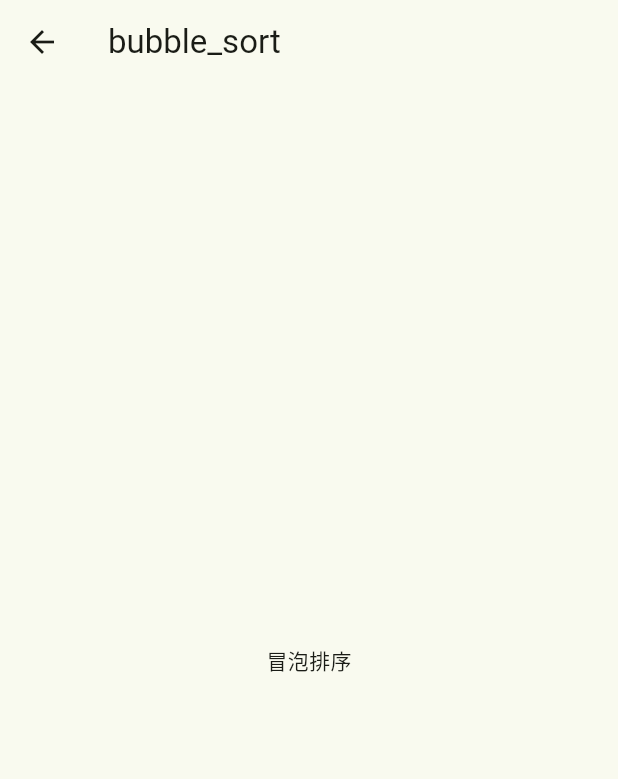
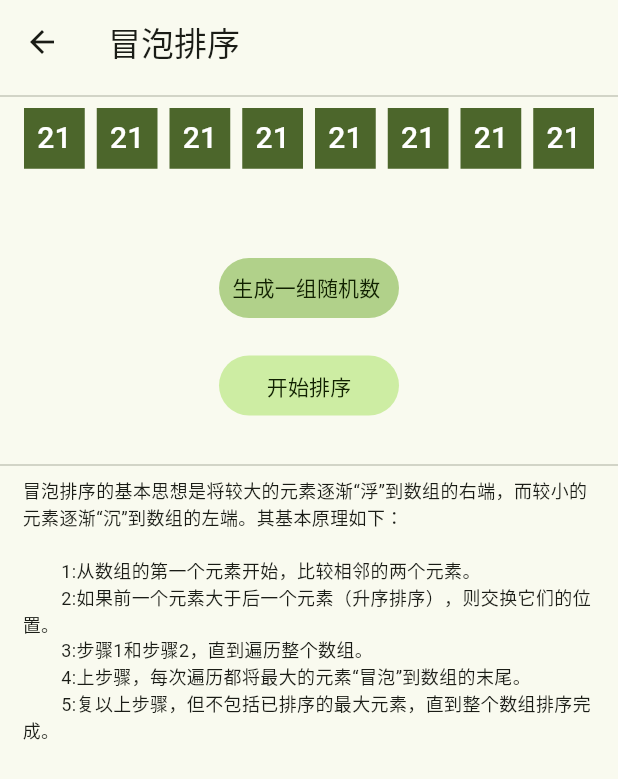
Before and after one commit to zion001/visible_algo_flutter, a Flutter app: the BubbleSortPage screen opened by its route, on a phone screen of 412 x 824 dp. Shown: the top 779 px of the screen. Run offline on Flutter 3.47's test engine with Material 3 defaults, Android fonts, the phone set to English and light mode, and no system bars; our stand-ins replace badges, extended_image, flutter_easyloading, flutter_native_splash, flutter_screenutil, flutter_svg and 3 more; statements that could not run were skipped.

Commit message:
冒泡排序

```diff
--- /dev/null
+++ b/lib/common/utils/device.dart
@@ -0,0 +1,19 @@
+import 'package:flutter/material.dart';
+import 'package:get/get.dart';
+
+class Device {
+  static final Device _instance = Device._internal();
+  factory Device() {
+    return _instance;
+  }
+  Device._internal();
+
+  /// 屏幕宽度
+  double get screenW {
+    return Get.width;
+  }
+  /// 屏幕高度
+  double get screenH {
+    return Get.height;
+  }
+}
--- a/lib/common/utils/index.dart
+++ b/lib/common/utils/index.dart
@@ -1,3 +1,4 @@
 library utils;
 
 export 'loading.dart';
+export 'device.dart';
--- a/lib/pages/home/controller.dart
+++ b/lib/pages/home/controller.dart
@@ -33,7 +33,7 @@
     ),
     Item(
       title: "冒泡排序",
-      subTitle: "一种简单的排序方法",
+      subTitle: "冒泡排序（Bubble Sort）是一种简单的排序算法，它通过多次遍历待排序的元素，比较相邻元素的大小，并交换它们直到整个序列有序。",
       route: RouteNames.sortsBubbleSort,
     ),
     Item(
--- a/lib/pages/sorts/bubble_sort/view.dart
+++ b/lib/pages/sorts/bubble_sort/view.dart
@@ -1,5 +1,7 @@
 import 'package:flutter/material.dart';
+import 'package:gap/gap.dart';
 import 'package:get/get.dart';
+import 'package:visible_algo_flutter/common/index.dart';
 
 import 'index.dart';
 
@@ -8,9 +10,42 @@
 
   // 主视图
   Widget _buildView() {
-    return const Center(
-      child: Text("冒泡排序"),
-    );
+    return [
+      const Divider(),
+      numbersView().height(100),
+
+      ButtonWidget.text(
+        '生成一组随机数 ',
+        backgroundColor:
+            controller.isRunning ? Colors.black26 : AppColors.inversePrimary,
+        width: 120,
+        height: 40,
+        onTap: controller.randomNumbers,
+      ),
+      const Gap(25),
+      ButtonWidget.text(
+        '开始排序',
+        width: 120,
+        height: 40,
+        backgroundColor:
+            controller.isRunning ? Colors.black26 : AppColors.primaryContainer,
+        onTap: controller.onSortTapped,
+      ),
+      const Gap(25),
+      const Divider(),
+      const TextWidget.body2(
+        '''冒泡排序的基本思想是将较大的元素逐渐“浮”到数组的右端，而较小的元素逐渐“沉”到数组的左端。其基本原理如下：
+
+        1:从数组的第一个元素开始，比较相邻的两个元素。
+        2:如果前一个元素大于后一个元素（升序排序），则交换它们的位置。
+        3:步骤1和步骤2，直到遍历整个数组。
+        4:上步骤，每次遍历都将最大的元素“冒泡”到数组的末尾。
+        5:复以上步骤，但不包括已排序的最大元素，直到整个数组排序完成。''',
+        maxLines: 10000,
+        softWrap: true,
+      ).marginSymmetric(horizontal: AppSpace.card),
+
+    ].toColumn();
   }
 
   @override
@@ -20,7 +55,7 @@
       id: "bubble_sort",
       builder: (_) {
         return Scaffold(
-          appBar: AppBar(title: const Text("bubble_sort")),
+          appBar: AppBar(title: const Text("冒泡排序")),
           body: SafeArea(
             child: _buildView(),
           ),
@@ -28,4 +63,36 @@
       },
     );
   }
+
+  // 数字列表
+  Widget numbersView() {
+    Widget _oneNumber({required MyNumber nubmer}) {
+      return AnimatedPositioned(
+        duration: controller.swapDuration,
+        top: 0,
+        left: nubmer.left,
+        child: Container(
+          color: nubmer.isSwaping ? AppColors.error : AppColors.primary,
+          width: controller.numberSize,
+          height: controller.numberSize,
+          child: Center(
+              child: TextWidget.title2(
+            '${nubmer.number}',
+            textAlign: TextAlign.center,
+            color: AppColors.onPrimary,
+          )),
+        ),
+      );
+    }
+
+    var widgets = <Widget>[];
+    for (int i = 0; i < controller.numbers.length; i++) {
+      var widg = _oneNumber(nubmer: controller.numbers[i]);
+      widgets.add(widg);
+    }
+
+    return Stack(
+      children: widgets,
+    );
+  }
 }
```
Also changed, not shown: lib/pages/sorts/bubble_sort/controller.dart (+97 -0 lines).
